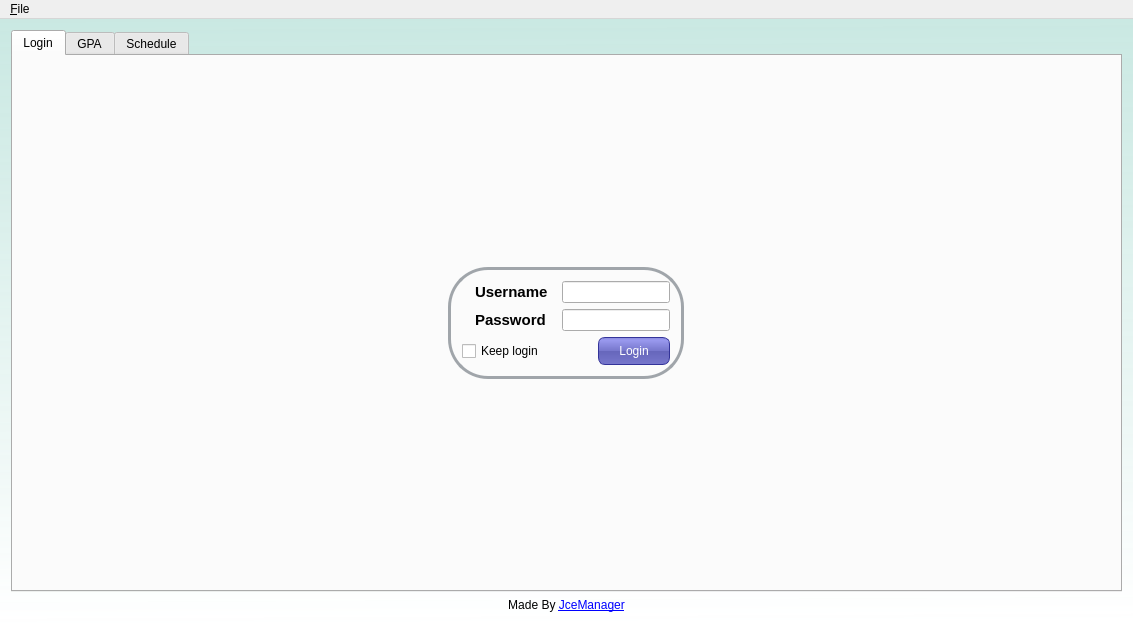
The window that main/mainscreen.ui (liranbg/JCEaverageCalculator) describes before a commit, drawn with Qt 5.
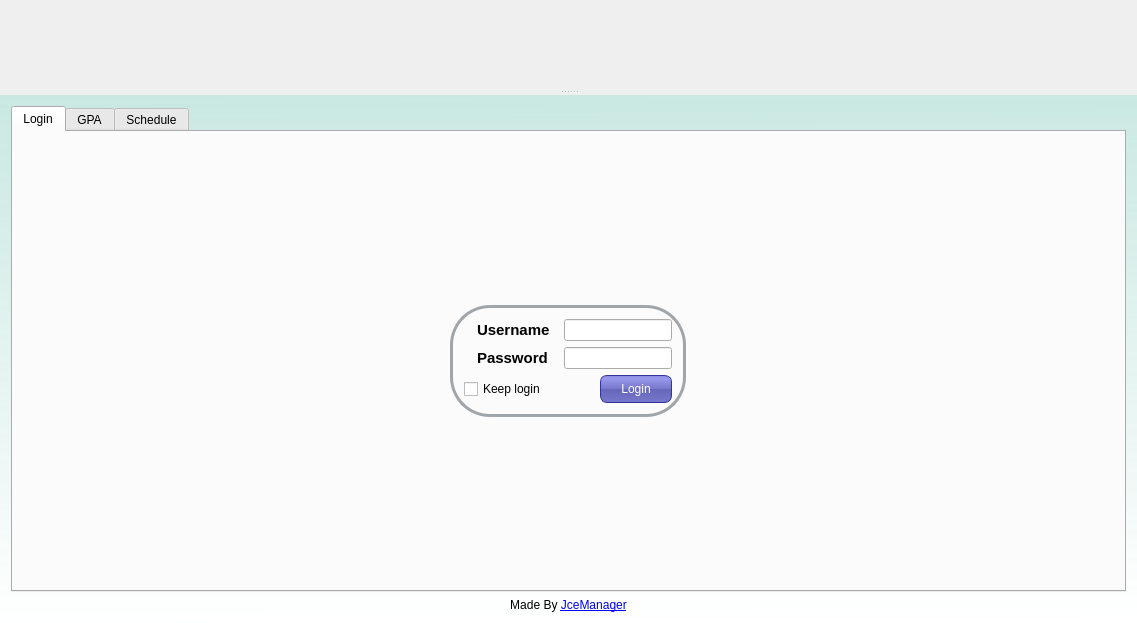
The same window after the commit. Icons and pictures are not drawn.

Commit message: dockwidget instead of menu

Patch:
```diff
--- a/main/mainscreen.ui
+++ b/main/mainscreen.ui
@@ -6,7 +6,7 @@
    <rect>
     <x>0</x>
     <y>0</y>
-    <width>1133</width>
+    <width>1137</width>
     <height>623</height>
    </rect>
   </property>
@@ -924,33 +924,346 @@
     </item>
    </layout>
   </widget>
-  <widget class="QMenuBar" name="menuBar">
-   <property name="geometry">
-    <rect>
-     <x>0</x>
-     <y>0</y>
-     <width>1133</width>
-     <height>22</height>
-    </rect>
+  <widget class="QDockWidget" name="dockWidget">
+   <property name="sizePolicy">
+    <sizepolicy hsizetype="MinimumExpanding" vsizetype="MinimumExpanding">
+     <horstretch>0</horstretch>
+     <verstretch>0</verstretch>
+    </sizepolicy>
    </property>
-   <widget class="QMenu" name="menuA_about">
-    <property name="title">
-     <string>&amp;File</string>
+   <property name="statusTip">
+    <string>Settings</string>
+   </property>
+   <property name="layoutDirection">
+    <enum>Qt::LeftToRight</enum>
+   </property>
+   <property name="styleSheet">
+    <string notr="true">#dockWidgetContents {
+background: qlineargradient(spread:pad, x1:0.496, y1:0, x2:0.508, y2:1, 
+stop:0 rgba(180, 231, 224, 255),
+stop:1 rgba(195, 231, 224, 218));
+}
+</string>
+   </property>
+   <property name="floating">
+    <bool>false</bool>
+   </property>
+   <property name="features">
+    <set>QDockWidget::DockWidgetMovable</set>
+   </property>
+   <property name="windowTitle">
+    <string/>
+   </property>
+   <attribute name="dockWidgetArea">
+    <number>4</number>
+   </attribute>
+   <widget class="QWidget" name="dockWidgetContents">
+    <property name="sizePolicy">
+     <sizepolicy hsizetype="MinimumExpanding" vsizetype="MinimumExpanding">
+      <horstretch>0</horstretch>
+      <verstretch>0</verstretch>
+     </sizepolicy>
     </property>
-    <widget class="QMenu" name="menuLanguage">
-     <property name="title">
-      <string>Language</string>
-     </property>
-     <addaction name="actionOS_Default"/>
-     <addaction name="actionHebrew"/>
-     <addaction name="actionEnglish"/>
-    </widget>
-    <addaction name="menuLanguage"/>
-    <addaction name="actionHow_To"/>
-    <addaction name="actionCredits"/>
-    <addaction name="actionExit"/>
+    <layout class="QGridLayout" name="gridLayout_16">
+     <item row="0" column="0">
+      <widget class="QFrame" name="frameLanguage">
+       <property name="sizePolicy">
+        <sizepolicy hsizetype="MinimumExpanding" vsizetype="MinimumExpanding">
+         <horstretch>0</horstretch>
+         <verstretch>0</verstretch>
+        </sizepolicy>
+       </property>
+       <property name="minimumSize">
+        <size>
+         <width>48</width>
+         <height>48</height>
+        </size>
+       </property>
+       <property name="maximumSize">
+        <size>
+         <width>48</width>
+         <height>48</height>
+        </size>
+       </property>
+       <property name="frameShape">
+        <enum>QFrame::NoFrame</enum>
+       </property>
+       <property name="frameShadow">
+        <enum>QFrame::Plain</enum>
+       </property>
+       <property name="lineWidth">
+        <number>0</number>
+       </property>
+       <layout class="QGridLayout" name="gridLayout_12">
+        <property name="leftMargin">
+         <number>0</number>
+        </property>
+        <property name="topMargin">
+         <number>0</number>
+        </property>
+        <property name="rightMargin">
+         <number>0</number>
+        </property>
+        <property name="bottomMargin">
+         <number>0</number>
+        </property>
+        <property name="spacing">
+         <number>0</number>
+        </property>
+        <item row="0" column="0">
+         <widget class="QPushButton" name="langButton">
+          <property name="sizePolicy">
+           <sizepolicy hsizetype="Minimum" vsizetype="Minimum">
+            <horstretch>0</horstretch>
+            <verstretch>0</verstretch>
+           </sizepolicy>
+          </property>
+          <property name="minimumSize">
+           <size>
+            <width>50</width>
+            <height>50</height>
+           </size>
+          </property>
+          <property name="maximumSize">
+           <size>
+            <width>50</width>
+            <height>50</height>
+           </size>
+          </property>
+          <property name="autoFillBackground">
+           <bool>false</bool>
+          </property>
+          <property name="styleSheet">
+           <string notr="true">QPushButton {
+color: white;
+border-radius: 16px;
+padding: 1px;
+padding-left: 1px;
+padding-right: 1px;
+min-width: 48px;
+max-width: 48px;
+min-height: 48px;
+max-height: 48px;
+}</string>
+          </property>
+          <property name="text">
+           <string/>
+          </property>
+          <property name="icon">
+           <iconset resource="../resources/connectionstatus.qrc">
+            <normaloff>:/icons/us.png</normaloff>:/icons/us.png</iconset>
+          </property>
+          <property name="iconSize">
+           <size>
+            <width>48</width>
+            <height>48</height>
+           </size>
+          </property>
+          <property name="flat">
+           <bool>false</bool>
+          </property>
+         </widget>
+        </item>
+       </layout>
+      </widget>
+     </item>
+     <item row="0" column="2">
+      <widget class="QFrame" name="frameHelp">
+       <property name="sizePolicy">
+        <sizepolicy hsizetype="MinimumExpanding" vsizetype="MinimumExpanding">
+         <horstretch>0</horstretch>
+         <verstretch>0</verstretch>
+        </sizepolicy>
+       </property>
+       <property name="minimumSize">
+        <size>
+         <width>48</width>
+         <height>48</height>
+        </size>
+       </property>
+       <property name="maximumSize">
+        <size>
+         <width>48</width>
+         <height>48</height>
+        </size>
+       </property>
+       <property name="styleSheet">
+        <string notr="true"/>
+       </property>
+       <property name="frameShape">
+        <enum>QFrame::NoFrame</enum>
+       </property>
+       <property name="frameShadow">
+        <enum>QFrame::Raised</enum>
+       </property>
+       <property name="lineWidth">
+        <number>0</number>
+       </property>
+       <layout class="QGridLayout" name="gridLayout_14">
+        <property name="leftMargin">
+         <number>0</number>
+        </property>
+        <property name="topMargin">
+         <number>0</number>
+        </property>
+        <property name="rightMargin">
+         <number>0</number>
+        </property>
+        <property name="bottomMargin">
+         <number>0</number>
+        </property>
+        <property name="spacing">
+         <number>0</number>
+        </property>
+        <item row="0" column="0">
+         <widget class="QPushButton" name="howtoButton">
+          <property name="sizePolicy">
+           <sizepolicy hsizetype="Minimum" vsizetype="Minimum">
+            <horstretch>0</horstretch>
+            <verstretch>0</verstretch>
+           </sizepolicy>
+          </property>
+          <property name="minimumSize">
+           <size>
+            <width>50</width>
+            <height>50</height>
+           </size>
+          </property>
+          <property name="maximumSize">
+           <size>
+            <width>50</width>
+            <height>50</height>
+           </size>
+          </property>
+          <property name="styleSheet">
+           <string notr="true">QPushButton {
+color: white;
+border-radius: 16px;
+padding: 1px;
+padding-left: 1px;
+padding-right: 1px;
+min-width: 48px;
+max-width: 48px;
+min-height: 48px;
+max-height: 48px;
+}</string>
+          </property>
+          <property name="text">
+           <string/>
+          </property>
+          <property name="icon">
+           <iconset resource="../resources/connectionstatus.qrc">
+            <normaloff>:/icons/help.png</normaloff>:/icons/help.png</iconset>
+          </property>
+          <property name="iconSize">
+           <size>
+            <width>40</width>
+            <height>36</height>
+           </size>
+          </property>
+         </widget>
+        </item>
+       </layout>
+      </widget>
+     </item>
+     <item row="0" column="1">
+      <widget class="QFrame" name="frameTeam">
+       <property name="sizePolicy">
+        <sizepolicy hsizetype="MinimumExpanding" vsizetype="MinimumExpanding">
+         <horstretch>0</horstretch>
+         <verstretch>0</verstretch>
+        </sizepolicy>
+       </property>
+       <property name="minimumSize">
+        <size>
+         <width>48</width>
+         <height>48</height>
+        </size>
+       </property>
+       <property name="maximumSize">
+        <size>
+         <width>48</width>
+         <height>48</height>
+        </size>
+       </property>
+       <property name="frameShape">
+        <enum>QFrame::NoFrame</enum>
+       </property>
+       <property name="frameShadow">
+        <enum>QFrame::Plain</enum>
+       </property>
+       <property name="lineWidth">
+        <number>0</number>
+       </property>
+       <layout class="QGridLayout" name="gridLayout_15">
+        <property name="leftMargin">
+         <number>0</number>
+        </property>
+        <property name="topMargin">
+         <number>0</number>
+        </property>
+        <property name="rightMargin">
+         <number>0</number>
+        </property>
+        <property name="bottomMargin">
+         <number>0</number>
+        </property>
+        <property name="spacing">
+         <number>0</number>
+        </property>
+        <item row="0" column="0">
+         <widget class="QPushButton" name="creditButton">
+          <property name="sizePolicy">
+           <sizepolicy hsizetype="Minimum" vsizetype="Minimum">
+            <horstretch>0</horstretch>
+            <verstretch>0</verstretch>
+           </sizepolicy>
+          </property>
+          <property name="minimumSize">
+           <size>
+            <width>50</width>
+            <height>50</height>
+           </size>
+          </property>
+          <property name="maximumSize">
+           <size>
+            <width>50</width>
+            <height>50</height>
+           </size>
+          </property>
+          <property name="styleSheet">
+           <string notr="true">QPushButton {
+color: white;
+border-radius: 16px;
+padding: 1px;
+padding-left: 1px;
+padding-right: 1px;
+min-width: 48px;
+max-width: 48px;
+min-height: 48px;
+max-height: 48px;
+}</string>
+          </property>
+          <property name="text">
+           <string/>
+          </property>
+          <property name="icon">
+           <iconset resource="../resources/connectionstatus.qrc">
+            <normaloff>:/icons/team.png</normaloff>:/icons/team.png</iconset>
+          </property>
+          <property name="iconSize">
+           <size>
+            <width>36</width>
+            <height>36</height>
+           </size>
+          </property>
+         </widget>
+        </item>
+       </layout>
+      </widget>
+     </item>
+    </layout>
    </widget>
-   <addaction name="menuA_about"/>
   </widget>
   <action name="actionCredits">
    <property name="text">
```
The commit also changes 13 other files.
